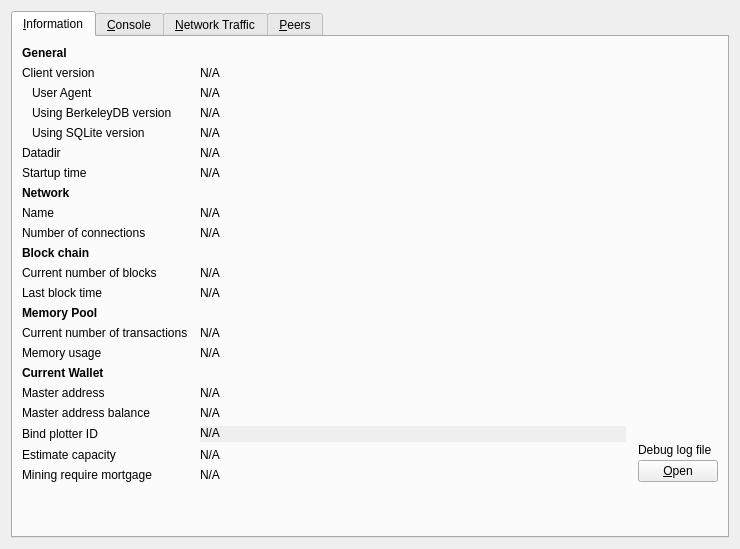
goomario/btchd, file src/qt/forms/debugwindow.ui: the form before one commit.
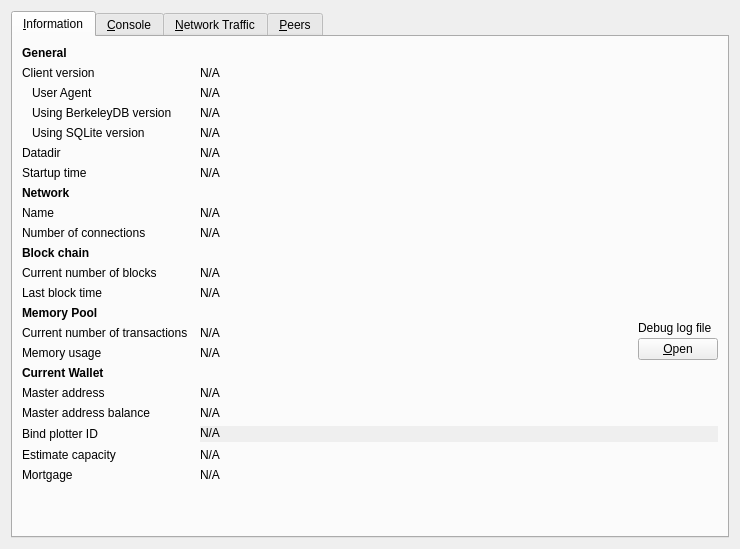
The form after the commit. Icons and pictures are not drawn. Custom widgets are drawn as their Qt base class.

```diff
--- a/src/qt/forms/debugwindow.ui
+++ b/src/qt/forms/debugwindow.ui
@@ -308,6 +308,46 @@
          </property>
         </widget>
        </item>
+       <item row="13" column="2" rowspan="3">
+        <layout class="QVBoxLayout" name="verticalLayoutDebugButton">
+         <property name="spacing">
+          <number>3</number>
+         </property>
+         <item>
+          <spacer name="verticalSpacer_2">
+           <property name="orientation">
+            <enum>Qt::Vertical</enum>
+           </property>
+           <property name="sizeHint" stdset="0">
+            <size>
+             <width>10</width>
+             <height>5</height>
+            </size>
+           </property>
+          </spacer>
+         </item>
+         <item>
+          <widget class="QLabel" name="labelDebugLogfile">
+           <property name="text">
+            <string>Debug log file</string>
+           </property>
+          </widget>
+         </item>
+         <item>
+          <widget class="QPushButton" name="openDebugLogfileButton">
+           <property name="toolTip">
+            <string>Open the %1 debug log file from the current data directory. This can take a few seconds for large log files.</string>
+           </property>
+           <property name="text">
+            <string>&amp;Open</string>
+           </property>
+           <property name="autoDefault">
+            <bool>false</bool>
+           </property>
+          </widget>
+         </item>
+        </layout>
+       </item>
        <item row="13" column="0">
         <widget class="QLabel" name="labelMempoolTitle">
          <property name="font">
@@ -433,7 +473,7 @@
          </property>
         </widget>
        </item>
-       <item row="19" column="1">
+       <item row="19" column="1" colspan="2">
         <widget class="QScrollArea" name="bindPlotterIdContainer">
          <property name="sizePolicy">
           <sizepolicy hsizetype="Expanding" vsizetype="Preferred">
@@ -512,7 +552,7 @@
        <item row="21" column="0">
         <widget class="QLabel" name="labelMiningRequireMortgage">
          <property name="text">
-          <string>Mining require mortgage</string>
+          <string>Mortgage</string>
          </property>
         </widget>
        </item>
@@ -532,46 +572,6 @@
          </property>
         </widget>
        </item>
-       <item row="19" column="2" rowspan="3">
-        <layout class="QVBoxLayout" name="verticalLayoutDebugButton">
-         <property name="spacing">
-          <number>3</number>
-         </property>
-         <item>
-          <spacer name="verticalSpacer_2">
-           <property name="orientation">
-            <enum>Qt::Vertical</enum>
-           </property>
-           <property name="sizeHint" stdset="0">
-            <size>
-             <width>10</width>
-             <height>5</height>
-            </size>
-           </property>
-          </spacer>
-         </item>
-         <item>
-          <widget class="QLabel" name="labelDebugLogfile">
-           <property name="text">
-            <string>Debug log file</string>
-           </property>
-          </widget>
-         </item>
-         <item>
-          <widget class="QPushButton" name="openDebugLogfileButton">
-           <property name="toolTip">
-            <string>Open the %1 debug log file from the current data directory. This can take a few seconds for large log files.</string>
-           </property>
-           <property name="text">
-            <string>&amp;Open</string>
-           </property>
-           <property name="autoDefault">
-            <bool>false</bool>
-           </property>
-          </widget>
-         </item>
-        </layout>
-       </item>
        <item row="22" column="0">
         <spacer name="verticalSpacer">
          <property name="orientation">
```
